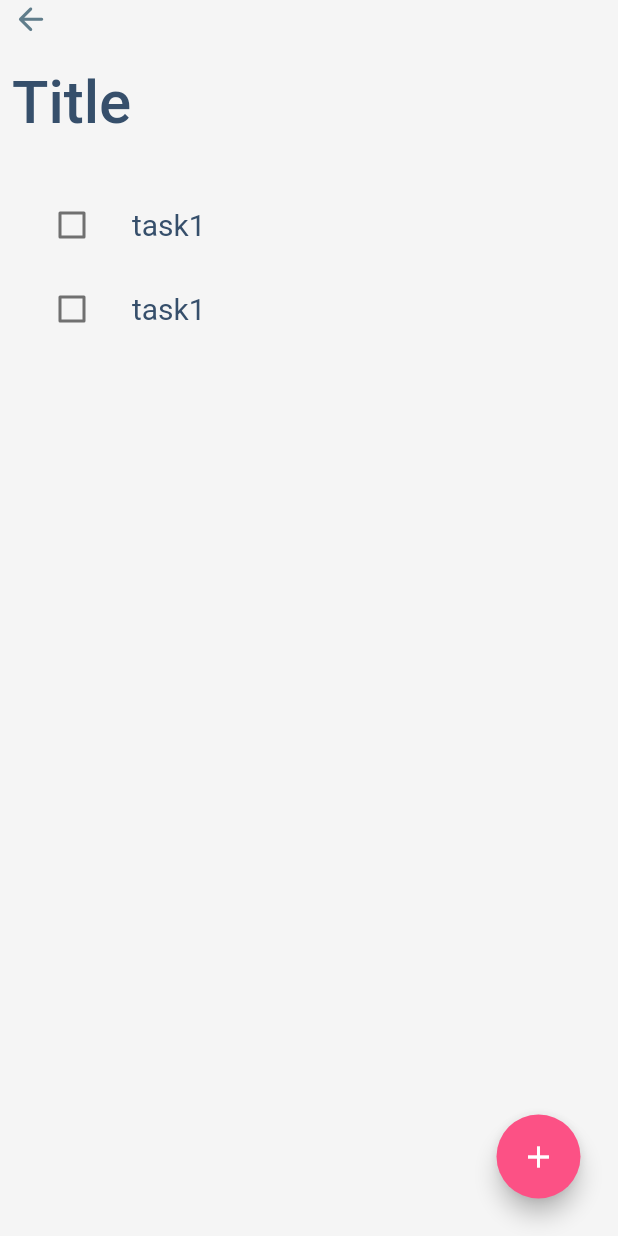
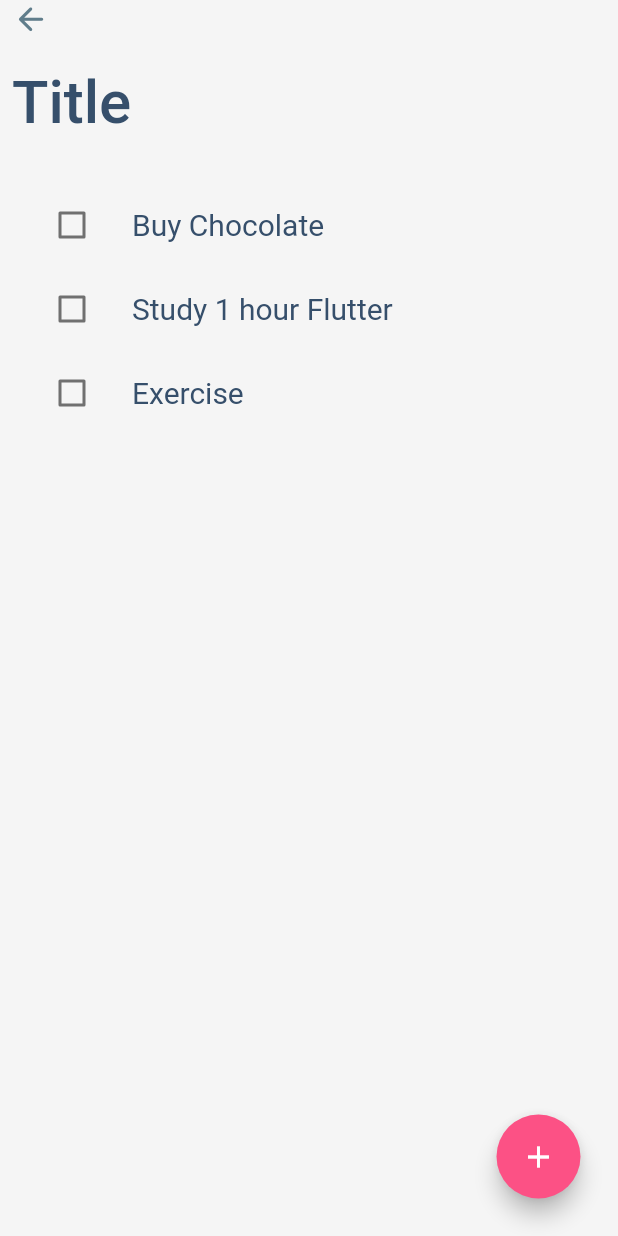
Before and after one commit to archit27-uo/To-Do-App, a Flutter app: the screen it shows after launch, on a phone screen of 412 x 824 dp. Run offline on Flutter 3.47's test engine with Material 2 defaults, Android fonts, the phone set to English and light mode, and no system bars; missing offline and left inert: day_night_time_picker.

Commit message:
Dyanmic ListView created

```diff
--- /dev/null
+++ b/lib/models/task.dart
@@ -0,0 +1,16 @@
+class Task{
+  late final String taskTitle;
+  late bool isDone;
+
+  Task({required this.taskTitle, this.isDone=false});
+
+  void toggleCheckbox(){
+    if(isDone==true){
+      isDone=false;
+    }else{
+      isDone=true;
+
+    }
+  }
+
+}
--- a/lib/screens/task_screen.dart
+++ b/lib/screens/task_screen.dart
@@ -1,5 +1,7 @@
 import 'package:flutter/material.dart';
+import 'package:to_do/screens/newTask_screen.dart';
 import 'package:to_do/widgets/taskTile.dart';
+import 'package:to_do/widgets/task_list.dart';
 
 class TaskScreen extends StatelessWidget {
 
@@ -33,22 +35,15 @@ class TaskScreen extends StatelessWidget {
                 ),
               ),
               SizedBox(height: 30,),
-              Expanded(
-                child: ListView(
-                  scrollDirection: Axis.vertical,
-                  children: [
-                    TaskTile(),
-                    TaskTile(),
-                ],
-              ),
-              ),
+              TasksList(),
+
               Container(
                 alignment: AlignmentDirectional.bottomEnd,
                 child: Padding(
                   padding: const EdgeInsets.all(25.0),
                   child: FloatingActionButton(
                       onPressed: (){
-
+                          showModalBottomSheet(context: context, builder: (context)=> newTask());
                       },
 
                     backgroundColor: Color(0xFFFC5185),
--- a/lib/widgets/taskTile.dart
+++ b/lib/widgets/taskTile.dart
@@ -1,52 +1,28 @@
-import 'dart:ffi';
-
 import 'package:flutter/material.dart';
 
-class TaskTile extends StatefulWidget {
-  const TaskTile({Key? key}) : super(key: key);
+class TaskTile extends StatelessWidget {
 
-  @override
-  State<TaskTile> createState() => _TaskTileState();
-}
+  late bool isChecked = false;
+  late final String listTitle;
+  late final Function(bool?) checkboxFunction;
 
-class _TaskTileState extends State<TaskTile> {
-  bool isChecked = false;
-  void updateChecked(bool? val){
-      setState(() {
-        isChecked = val ?? true;
-      });
-  }
+  TaskTile(this.listTitle,this.isChecked, this.checkboxFunction);
 
   @override
   Widget build(BuildContext context) {
     return ListTile(
       title: Text(
-        'task1',
+        '$listTitle',
         style: TextStyle(
           decoration: isChecked? TextDecoration.lineThrough:null,
           color: Color(0xFF364F6B),
           fontSize: 20,
         ),
       ),
-      leading: TaskCheckbox(isChecked: isChecked, checkedUpdateFunction: updateChecked,),
+      leading: Checkbox(
+        value: isChecked, onChanged: checkboxFunction,
+        //   shape: OutlinedBorder(side: BorderSide(style: BorderStyle.solid)),
+      )
     );
   }
 }
-
-
-class TaskCheckbox extends StatelessWidget {
-  const TaskCheckbox({
-    required this.isChecked,
-    required this.checkedUpdateFunction,
-  });
-
-  final bool isChecked;
-  final Function(bool?) checkedUpdateFunction;
-  @override
-  Widget build(BuildContext context) {
-    return Checkbox(
-      value: isChecked, onChanged: checkedUpdateFunction,
-      //   shape: OutlinedBorder(side: BorderSide(style: BorderStyle.solid)),
-    );
-  }
-}
--- /dev/null
+++ b/lib/widgets/task_list.dart
@@ -0,0 +1,35 @@
+import 'package:flutter/material.dart';
+import 'package:to_do/models/task.dart';
+import 'package:to_do/widgets/taskTile.dart';
+
+class TasksList extends StatefulWidget {
+  const TasksList({Key? key}) : super(key: key);
+
+  @override
+  State<TasksList> createState() => _TasksListState();
+}
+
+class _TasksListState extends State<TasksList> {
+  List<Task> tasks = [
+    Task(taskTitle: 'Buy Chocolate'),
+    Task(taskTitle: 'Study 1 hour Flutter'),
+    Task(taskTitle: 'Exercise'),
+  ];
+  @override
+  Widget build(BuildContext context) {
+    return Expanded(
+      child: ListView.builder(itemBuilder: (context, index){
+        return TaskTile(
+          tasks[index].taskTitle,
+          tasks[index].isDone!,
+                (bool? val){
+        setState(() {
+          tasks[index].toggleCheckbox();
+        });
+        }
+        );
+
+      }, itemCount: tasks.length,)
+    );
+  }
+}
```
